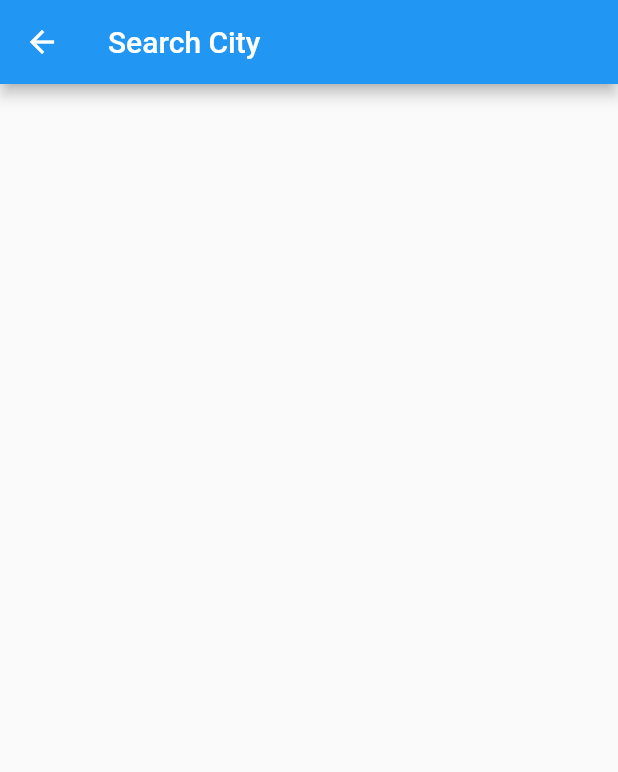
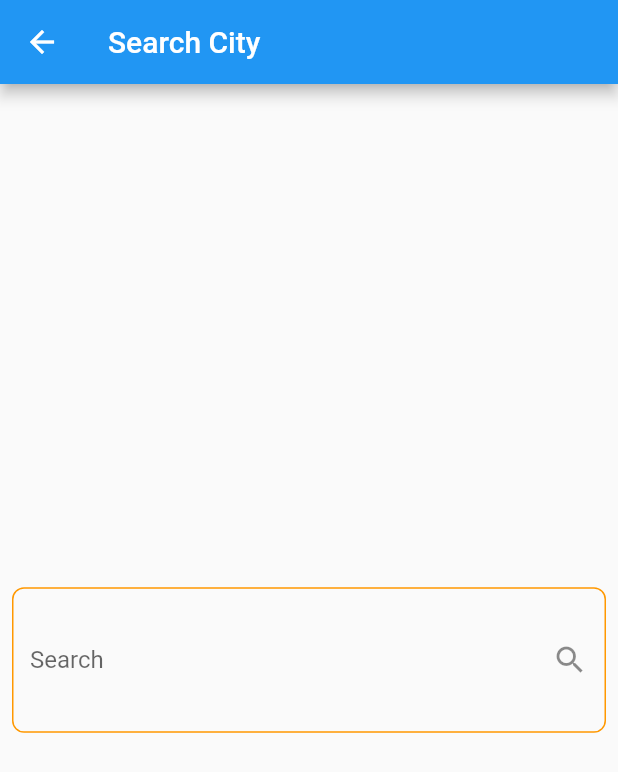
Before and after one commit to Adham167/weather_app20, a Flutter app: the SearchView screen opened by its route, on a phone screen of 412 x 824 dp. Shown: the top 772 px of the screen. Run offline on Flutter 3.47's test engine with Material 3 defaults, Android fonts, the phone set to English and light mode, and no system bars.

Commit message:
finish search view

```diff
--- a/lib/views/search_view.dart
+++ b/lib/views/search_view.dart
@@ -9,6 +9,26 @@ class SearchView extends StatelessWidget {
       appBar: AppBar(
         title: Text("Search City", style: TextStyle(color: Colors.white)),
       ),
+      body: Padding(
+        padding: const EdgeInsets.symmetric(horizontal: 8.0),
+        child: Center(
+          child: TextField(
+            maxLines: 3,
+            decoration: InputDecoration(
+              hintText: "Enter City Name",
+              label: Text("Search"),
+              suffixIcon: Icon(Icons.search),
+              border: OutlineInputBorder(
+                borderRadius: BorderRadius.circular(8),
+              ),
+              enabledBorder: OutlineInputBorder(
+                borderRadius: BorderRadius.circular(8),
+                borderSide: BorderSide(color: Colors.orange),
+              ),
+            ),
+          ),
+        ),
+      ),
     );
   }
 }
```
Also changed, not shown: 1 other file.
